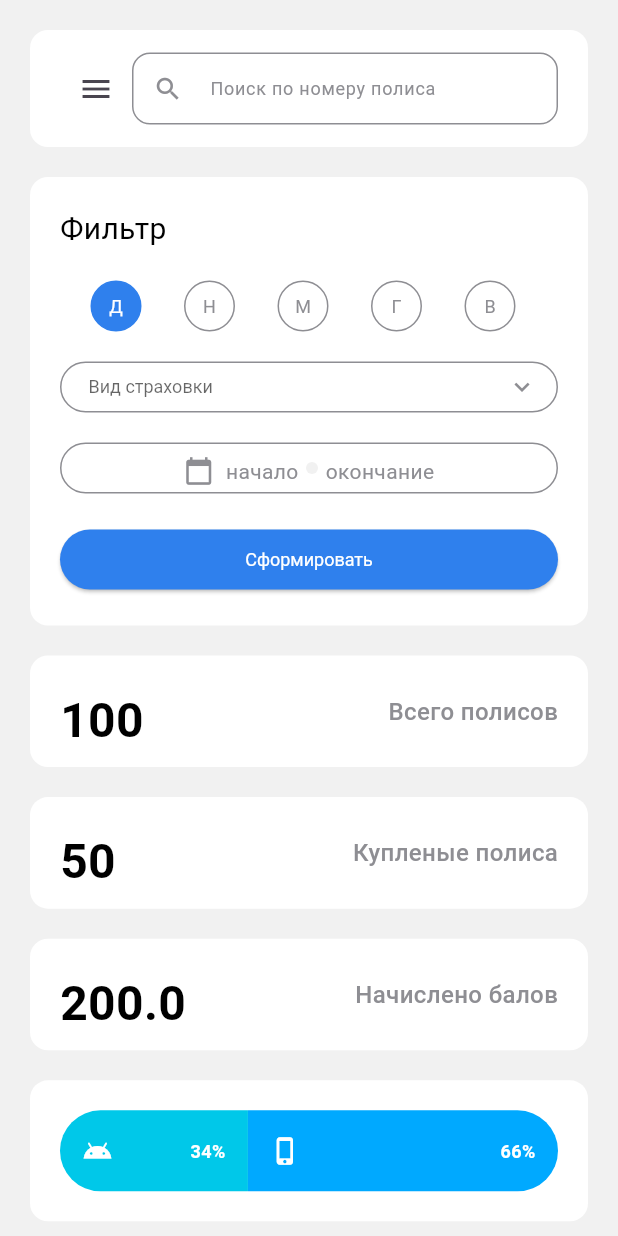
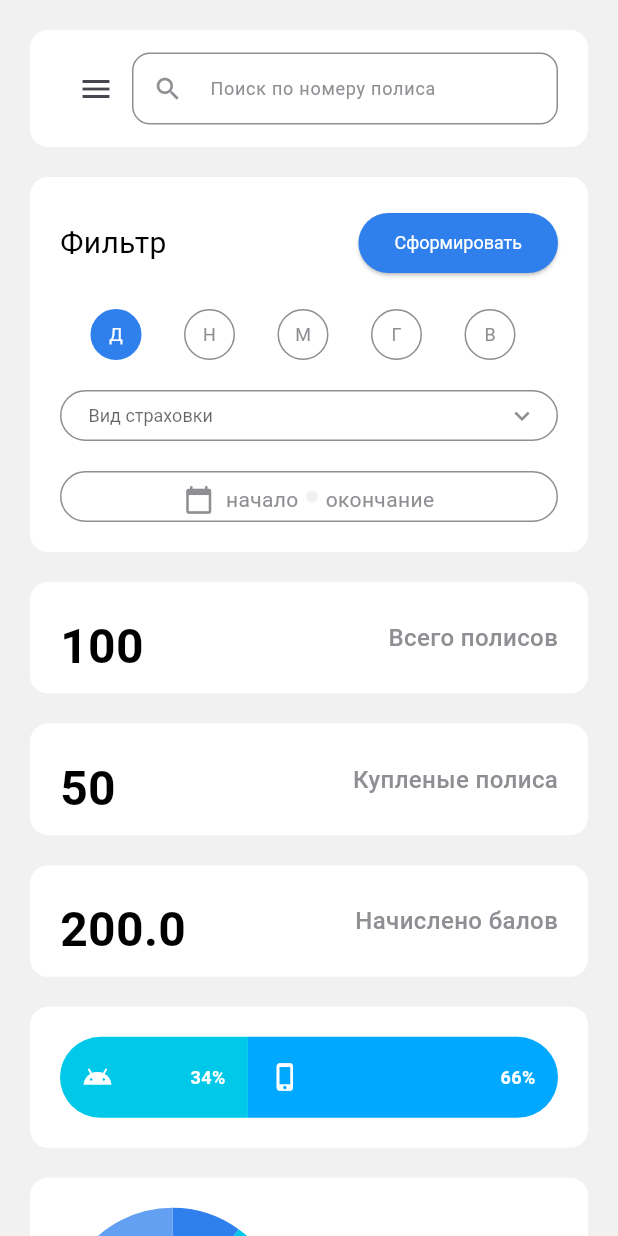
Before and after one commit to VainAmigo/ayu-garant-admin-panel, a Flutter app: the screen it shows after launch, on a phone screen of 412 x 824 dp. Run offline on Flutter 3.47's test engine with Material 3 defaults, Android fonts, the phone set to English and light mode, and no system bars; our stand-ins replace dio, equatable, flutter_bloc, flutter_svg.

Commit message:
fix report filter

```diff
--- a/lib/moduls/analytic/widgets/analytic_cards_widget.dart
+++ b/lib/moduls/analytic/widgets/analytic_cards_widget.dart
@@ -21,11 +21,11 @@ class AnlyticCardsGrid extends StatelessWidget {
       ),
       tablet: AnalyticInfoCardGridView(
         analyticData: analyticData,
-        childAspectRatio: 1.1,
+        childAspectRatio: 1.5,
       ),
       desktop: AnalyticInfoCardGridView(
         analyticData: analyticData,
-        childAspectRatio: size.width < 1400 && size.width > 1300 ? 1.5 : 1.2,
+        childAspectRatio: size.width < 1400 && size.width > 1300 ? 1.5 : 2,
       ),
     );
   }
--- a/lib/moduls/analytic/widgets/analytic_filter_widget.dart
+++ b/lib/moduls/analytic/widgets/analytic_filter_widget.dart
@@ -1,6 +1,7 @@
 import 'dart:async';
 
 import 'package:ayu_admin_panel/components/components.dart';
+import 'package:ayu_admin_panel/config/config.dart';
 import 'package:ayu_admin_panel/moduls/analytic/analytic.dart';
 import 'package:ayu_admin_panel/themes/themes.dart';
 import 'package:flutter/material.dart';
@@ -20,8 +21,7 @@ class AnalyticFilter extends StatelessWidget {
         borderRadius: BorderRadius.circular(12),
       ),
       child: BlocListener<AnalyticBloc, AnalyticState>(
-        listener: (context, state) {
-        },
+        listener: (context, state) {},
         child: BlocBuilder<AnalyticBloc, AnalyticState>(
           buildWhen: (previous, current) {
             return previous.prepareState != current.prepareState;
@@ -42,7 +42,7 @@ class AnalyticFilterWidget extends StatefulWidget {
   const AnalyticFilterWidget({
     super.key,
     required this.prepareState,
-    required this.onApplyFilter
+    required this.onApplyFilter,
   });
 
   final AnalyticPrepareState prepareState;
@@ -94,14 +94,31 @@ class _AnalyticFilterWidgetState extends State<AnalyticFilterWidget> {
   @override
   Widget build(BuildContext context) {
     return Column(
+      spacing: AppSpacing.defaultPadding,
       crossAxisAlignment: CrossAxisAlignment.stretch,
+      mainAxisSize: MainAxisSize.max,
+      children: [
+        Row(
+          spacing: AppSpacing.defaultPadding,
           children: [
             Text(
               'Фильтр',
               style: AppTypography.black20w400,
               textAlign: TextAlign.start,
             ),
-        const SizedBox(height: AppSpacing.defaultPadding),
+            const Spacer(),
+            PrimaryButton(
+              text: 'Сформировать',
+              onPressed: widget.onApplyFilter,
+            ),
+          ],
+        ),
+        Responsive.isDesktop(context)
+            ? Row(
+                crossAxisAlignment: CrossAxisAlignment.start,
+                mainAxisSize: MainAxisSize.max,
+                spacing: AppSpacing.defaultPadding,
+                children: [
                   DotTagFilter(
                     initialPeriod: _selectedPeriod,
                     onPeriodChanged: (PeriodFilter period) {
@@ -111,7 +128,6 @@ class _AnalyticFilterWidgetState extends State<AnalyticFilterWidget> {
                       _debouncedUpdateFilterData();
                     },
                   ),
-        const SizedBox(height: AppSpacing.defaultPadding),
                   CustomDropDown<String>(
                     value: _selectedStatus,
                     onChanged: (value) {
@@ -121,7 +137,6 @@ class _AnalyticFilterWidgetState extends State<AnalyticFilterWidget> {
                       _debouncedUpdateFilterData();
                     },
                   ),
-        const SizedBox(height: AppSpacing.defaultPadding),
                   DateRangePickerChip(
                     initialStart: _startDate,
                     initialEnd: _endDate,
@@ -136,10 +151,46 @@ class _AnalyticFilterWidgetState extends State<AnalyticFilterWidget> {
                       _resetDatePicker();
                     },
                   ),
-        const SizedBox(height: AppSpacing.defaultPadding),
-        PrimaryButton(
-          text: 'Сформировать',
-          onPressed: widget.onApplyFilter,
+                ],
+              )
+            : Column(
+                spacing: AppSpacing.defaultPadding,
+                crossAxisAlignment: CrossAxisAlignment.stretch,
+                mainAxisSize: MainAxisSize.max,
+                children: [
+                  DotTagFilter(
+                    initialPeriod: _selectedPeriod,
+                    onPeriodChanged: (PeriodFilter period) {
+                      setState(() {
+                        _selectedPeriod = period;
+                      });
+                      _debouncedUpdateFilterData();
+                    },
+                  ),
+                  CustomDropDown<String>(
+                    value: _selectedStatus,
+                    onChanged: (value) {
+                      setState(() {
+                        _selectedStatus = value;
+                      });
+                      _debouncedUpdateFilterData();
+                    },
+                  ),
+                  DateRangePickerChip(
+                    initialStart: _startDate,
+                    initialEnd: _endDate,
+                    onChanged: (DateTimeRange? range) {
+                      setState(() {
+                        _startDate = range?.start;
+                        _endDate = range?.end;
+                      });
+                      _debouncedUpdateFilterData();
+                    },
+                    onReset: () {
+                      _resetDatePicker();
+                    },
+                  ),
+                ],
               ),
       ],
     );
@@ -153,12 +204,14 @@ class _AnalyticFilterWidgetState extends State<AnalyticFilterWidget> {
   }
 
   void _updateFilterData() {
-    context.read<AnalyticBloc>().add(SetFilterData(
+    context.read<AnalyticBloc>().add(
+      SetFilterData(
         startDate: _startDate,
         endDate: _endDate,
         dateRange: _getDateRangeString(_selectedPeriod),
         policyType: _selectedStatus,
-    ));
+      ),
+    );
   }
 
   void _resetDatePicker() {
--- a/lib/moduls/reports/widgets/reports_cards_widget.dart
+++ b/lib/moduls/reports/widgets/reports_cards_widget.dart
@@ -32,7 +32,7 @@ class ReportsTabsWidget extends StatelessWidget {
       ),
       desktop: ReportsTabsGridView(
         crossAxisCount: 4,
-        childAspectRatio: 1.5,
+        childAspectRatio: size.width > 1300 ? 1.9 : 1.5,
         selectedReport: selectedReport,
         onReportSelected: onReportSelected,
       ),
```
Also changed, not shown: lib/moduls/reports/view/reports_view.dart (+6 -6 lines). Lines whose indentation alone changed are shown as unchanged.
